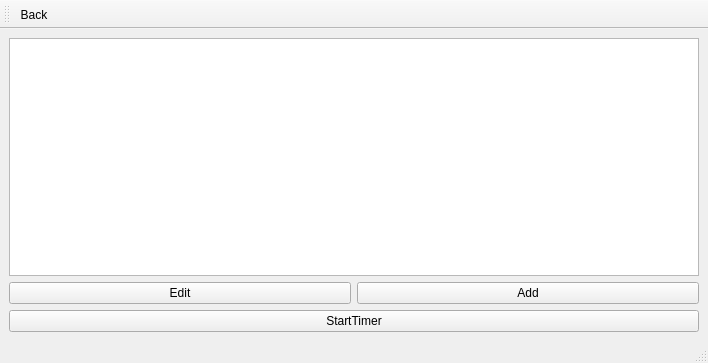
Before: the Qt Designer form OOP/Lab2/OOPLab2/todolistwindow.ui in Oleksii-Adamov/University-assignments-2-nd-year-, drawn with Qt 5.
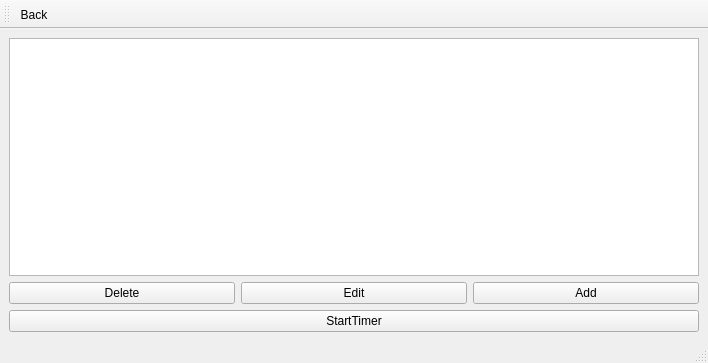
After: the same form once the commit is applied.

Diff of the .ui file:
```diff
--- a/OOP/Lab2/OOPLab2/todolistwindow.ui
+++ b/OOP/Lab2/OOPLab2/todolistwindow.ui
@@ -15,24 +15,31 @@
   </property>
   <widget class="QWidget" name="centralwidget">
    <layout class="QGridLayout" name="gridLayout">
-    <item row="0" column="0" colspan="2">
-     <widget class="QListWidget" name="listWidget"/>
-    </item>
-    <item row="1" column="1">
+    <item row="1" column="2">
      <widget class="QPushButton" name="pushButtonAdd">
       <property name="text">
        <string>Add</string>
       </property>
      </widget>
     </item>
-    <item row="1" column="0">
+    <item row="1" column="1">
      <widget class="QPushButton" name="pushButtonEdit">
       <property name="text">
        <string>Edit</string>
       </property>
      </widget>
     </item>
-    <item row="2" column="0" colspan="2">
+    <item row="1" column="0">
+     <widget class="QPushButton" name="pushButtonDelete">
+      <property name="text">
+       <string>Delete</string>
+      </property>
+     </widget>
+    </item>
+    <item row="0" column="0" colspan="3">
+     <widget class="QListWidget" name="listWidget"/>
+    </item>
+    <item row="2" column="0" colspan="3">
      <widget class="QPushButton" name="pushButtonStartTimer">
       <property name="text">
        <string>StartTimer</string>
```
